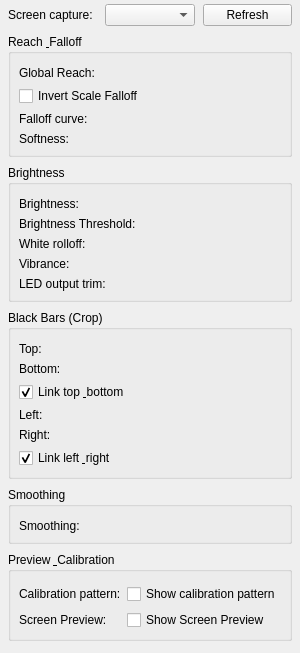
Old version of the form ui/forms/ScreenMirrorMonitorSettings.ui in the repository Wolfieeewolf/OpenRGB3DSpatialPlugin.
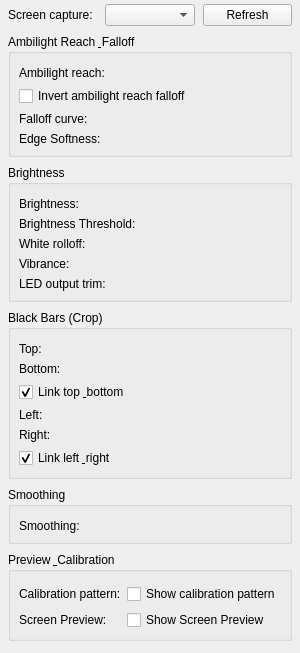
New version of the form. Custom widgets are drawn as their Qt base class.

Commit message:
Polish Screen Mirror / Action UX and deslop plugin-owned sources.
Clarify Reach vs room light, wave travel knobs, calib/HiDPI/gizmo discoverability; strip narrating comments, duplicate tips, and dead chrome.

```diff
--- a/ui/forms/ScreenMirrorMonitorSettings.ui
+++ b/ui/forms/ScreenMirrorMonitorSettings.ui
@@ -49,7 +49,7 @@
    <item>
     <widget class="QGroupBox" name="reachGroup">
      <property name="title">
-      <string>Reach &amp; Falloff</string>
+      <string>Ambilight Reach &amp; Falloff</string>
      </property>
      <layout class="QFormLayout" name="reachForm">
       <property name="leftMargin">
@@ -67,7 +67,7 @@
       <item row="0" column="0">
        <widget class="QLabel" name="scaleCaption">
         <property name="text">
-         <string>Global Reach:</string>
+         <string>Ambilight reach:</string>
         </property>
        </widget>
       </item>
@@ -77,7 +77,7 @@
       <item row="1" column="0" colspan="2">
        <widget class="QCheckBox" name="scaleInvertCheck">
         <property name="text">
-         <string>Invert Scale Falloff</string>
+         <string>Invert ambilight reach falloff</string>
         </property>
        </widget>
       </item>
@@ -94,7 +94,7 @@
       <item row="3" column="0">
        <widget class="QLabel" name="softnessCaption">
         <property name="text">
-         <string>Softness:</string>
+         <string>Edge Softness:</string>
         </property>
        </widget>
       </item>
```
Left out of the diff: 4 changed lines with no effect on the pictures. The commit also changes 57 other files.
